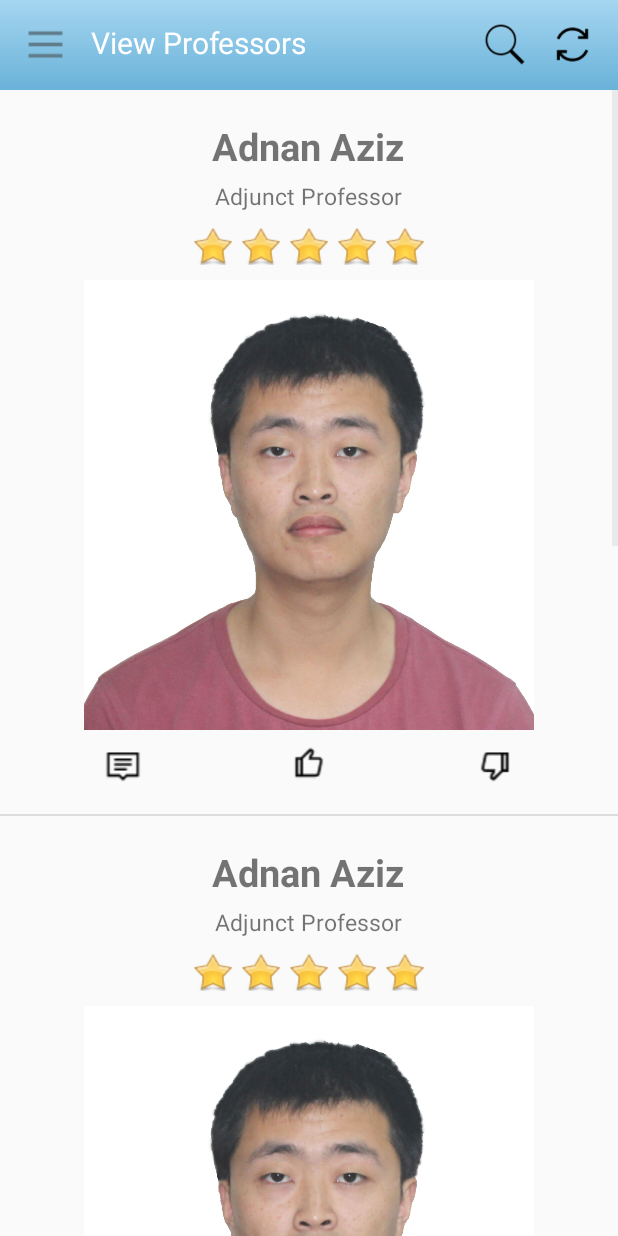
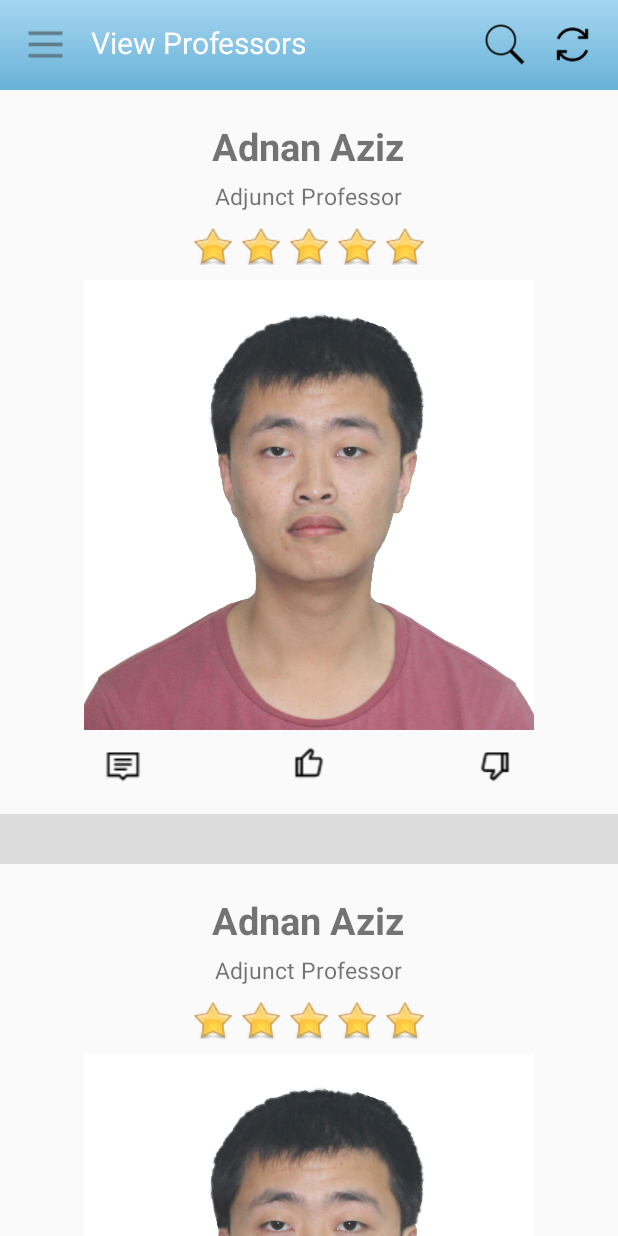
Before and after one commit to yzjJosh/Profrate, an Android app: the MainActivity screen opened directly, with no data from a screen before it, on a phone screen of 412 x 824 dp. Run offline under Robolectric (Android 15) with nearby library versions, the phone set to English and light mode, and no system bars.

Commit message:
Add more UI

```diff
--- a/Profrate_Android/app/src/main/AndroidManifest.xml
+++ b/Profrate_Android/app/src/main/AndroidManifest.xml
@@ -21,7 +21,7 @@
         </activity>
         <activity android:name=".MainActivity" >
         </activity>
-        <activity android:name=".SearchResult" >
+        <activity android:name=".SecondaryActivity" >
         </activity>
     </application>
 
--- a/Profrate_Android/app/src/main/java/com/josh/profrate/SearchView.java
+++ b/Profrate_Android/app/src/main/java/com/josh/profrate/SearchView.java
@@ -22,7 +22,6 @@ import android.widget.TextView;
 import android.os.Handler;
 
 
-import java.io.IOException;
 import java.util.ArrayList;
 import java.util.HashMap;
 import java.util.List;
@@ -48,7 +47,8 @@ public class SearchView extends Dialog implements Runnable{
             @Override
             public boolean onEditorAction(TextView v, int actionId, KeyEvent event) {
                 if (actionId == EditorInfo.IME_ACTION_SEARCH && search.getText().length() > 0){
-                    Intent intent = new Intent(getContext(), SearchResult.class);
+                    Intent intent = new Intent(getContext(), SecondaryActivity.class);
+                    intent.putExtra("view", SecondaryActivity.SEARCH);
                     intent.putExtra("key", search.getText().toString());
                     getContext().startActivity(intent);
                     dismiss();
--- /dev/null
+++ b/Profrate_Android/app/src/main/java/com/josh/profrate/elements/Comment.java
@@ -0,0 +1,4 @@
+package com.josh.profrate.elements;
+
+public class Comment {
+}
--- a/Profrate_Android/app/src/main/java/com/josh/profrate/viewContents/ViewProfessors.java
+++ b/Profrate_Android/app/src/main/java/com/josh/profrate/viewContents/ViewProfessors.java
@@ -1,22 +1,17 @@
 package com.josh.profrate.viewContents;
 
-import android.app.ActionBar;
 import android.content.Context;
 import android.content.Intent;
-import android.support.v4.view.GravityCompat;
 import android.view.LayoutInflater;
 import android.view.View;
 import android.view.ViewGroup;
 import android.widget.AdapterView;
 import android.widget.BaseAdapter;
-import android.widget.ImageView;
 import android.widget.ListView;
 import android.widget.RelativeLayout.LayoutParams;
-import android.widget.TextView;
 
-import com.josh.profrate.LogIn;
 import com.josh.profrate.R;
-import com.josh.profrate.elements.Credential;
+import com.josh.profrate.SecondaryActivity;
 import com.josh.profrate.elements.Professor;
 
 import java.util.List;
@@ -24,6 +19,7 @@ import java.util.List;
 public class ViewProfessors extends ViewContent {
 
     private final List<Professor> professors;
+    private boolean isActive = false;
 
     public ViewProfessors(Context context, ViewGroup parentLayout, List<Professor> professors) {
         super(context, parentLayout);
@@ -41,23 +37,54 @@ public class ViewProfessors extends ViewContent {
         listView.setLayoutParams(params);
         listView.setAdapter(new ProfListAdapter());
         listView.setOnItemClickListener(professorClickListener);
+        listView.setDividerHeight(50);
+        listView.setVerticalScrollBarEnabled(false);
         parentLayout.addView(listView);
+        isActive = true;
     }
 
     @Override
     public void clear() {
         parentLayout.removeAllViews();
+        isActive = false;
     }
 
     @Override
     public boolean isActive() {
-        return false;
+        return isActive;
     }
 
     private AdapterView.OnItemClickListener professorClickListener = new AdapterView.OnItemClickListener(){
         @Override
         public void onItemClick(AdapterView parent, View view, int position, long id) {
+            Intent intent = new Intent(context, SecondaryActivity.class);
+            intent.putExtra("view", SecondaryActivity.PROFESSOR_DETAIL);
+            context.startActivity(intent);
+        }
+    };
 
+    private View.OnClickListener commentIconListener = new View.OnClickListener(){
+        @Override
+        public void onClick(View v) {
+            Intent intent = new Intent(context, SecondaryActivity.class);
+            intent.putExtra("view", SecondaryActivity.COMMENTS);
+            context.startActivity(intent);
+        }
+    };
+
+    private View.OnClickListener likeIconListener = new View.OnClickListener(){
+        @Override
+        public void onClick(View v) {
+            Intent intent = new Intent(context, SecondaryActivity.class);
+            context.startActivity(intent);
+        }
+    };
+
+    private View.OnClickListener dislikeIconListener = new View.OnClickListener(){
+        @Override
+        public void onClick(View v) {
+            Intent intent = new Intent(context, SecondaryActivity.class);
+            context.startActivity(intent);
         }
     };
 
@@ -83,6 +110,9 @@ public class ViewProfessors extends ViewContent {
             if (convertView == null) {
                 final LayoutInflater inflater = (LayoutInflater) context.getSystemService(Context.LAYOUT_INFLATER_SERVICE);
                 convertView = inflater.inflate(R.layout.professor_list_item, parent, false);
+                convertView.findViewById(R.id.prof_comment_icon).setOnClickListener(commentIconListener);
+                convertView.findViewById(R.id.prof_like_icon).setOnClickListener(likeIconListener);
+                convertView.findViewById(R.id.prof_dislike_icon).setOnClickListener(dislikeIconListener);
             }
             return convertView;
         }
--- /dev/null
+++ b/Profrate_Android/app/src/main/res/drawable/proflist_button_background.xml
@@ -0,0 +1,8 @@
+<selector xmlns:android="http://schemas.android.com/apk/res/android">
+    <!--pressed state -->
+    <item android:drawable="@drawable/proflist_button_clicked" android:state_pressed="true"/>
+    <!-- focused state -->
+    <item android:drawable="@drawable/proflist_button_clicked" android:state_focused="true"/>
+    <!-- default state -->
+    <item android:drawable="@drawable/proflist_button_normal"/>
+</selector>
--- /dev/null
+++ b/Profrate_Android/app/src/main/res/drawable/proflist_button_clicked.xml
@@ -0,0 +1,4 @@
+<shape xmlns:android="http://schemas.android.com/apk/res/android">
+    <solid android:color="@color/proflist_selected"/>
+    <corners android:radius="10dip"/>
+</shape>
--- /dev/null
+++ b/Profrate_Android/app/src/main/res/drawable/proflist_button_normal.xml
@@ -0,0 +1,4 @@
+<shape xmlns:android="http://schemas.android.com/apk/res/android">
+    <solid android:color="@android:color/transparent"/>
+    <corners android:radius="10dip"/>
+</shape>
--- a/Profrate_Android/app/src/main/res/layout/professor_list_item.xml
+++ b/Profrate_Android/app/src/main/res/layout/professor_list_item.xml
@@ -42,22 +42,31 @@
         android:gravity="center">
 
         <ImageView
+            android:id="@+id/prof_comment_icon"
             android:layout_width="0dp"
             android:layout_height="wrap_content"
             android:layout_weight="0.33"
-            android:src="@drawable/comments"/>
+            android:src="@drawable/comments"
+            android:clickable="true"
+            android:background="@drawable/proflist_button_background"/>
 
         <ImageView
+            android:id="@+id/prof_like_icon"
             android:layout_width="0dp"
             android:layout_height="wrap_content"
             android:layout_weight="0.33"
-            android:src="@drawable/like"/>
+            android:src="@drawable/like"
+            android:clickable="true"
+            android:background="@drawable/proflist_button_background"/>
 
         <ImageView
+            android:id="@+id/prof_dislike_icon"
             android:layout_width="0dp"
             android:layout_height="wrap_content"
             android:layout_weight="0.33"
-            android:src="@drawable/dislike"/>
+            android:src="@drawable/dislike"
+            android:clickable="true"
+            android:background="@drawable/proflist_button_background"/>
 
     </LinearLayout>
 
--- a/Profrate_Android/app/src/main/res/values/colors.xml
+++ b/Profrate_Android/app/src/main/res/values/colors.xml
@@ -7,4 +7,5 @@
     <color name="white">#FFFFFF</color>
     <color name="black">#000000</color>
     <color name="menu_selected">#e9e7e7</color>
+    <color name="proflist_selected">#ccc9c9</color>
 </resources>
```
Also changed, not shown: Profrate_Android/app/src/main/java/com/josh/profrate/SecondaryActivity.java (renamed from Profrate_Android/app/src/main/java/com/josh/profrate/SearchResult.java, +58 -11 lines), Profrate_Android/app/src/main/java/com/josh/profrate/viewContents/CommentsView.java (added, +35 -0 lines), Profrate_Android/app/src/main/java/com/josh/profrate/viewContents/ViewOneProsessor.java (added, +33 -0 lines).
